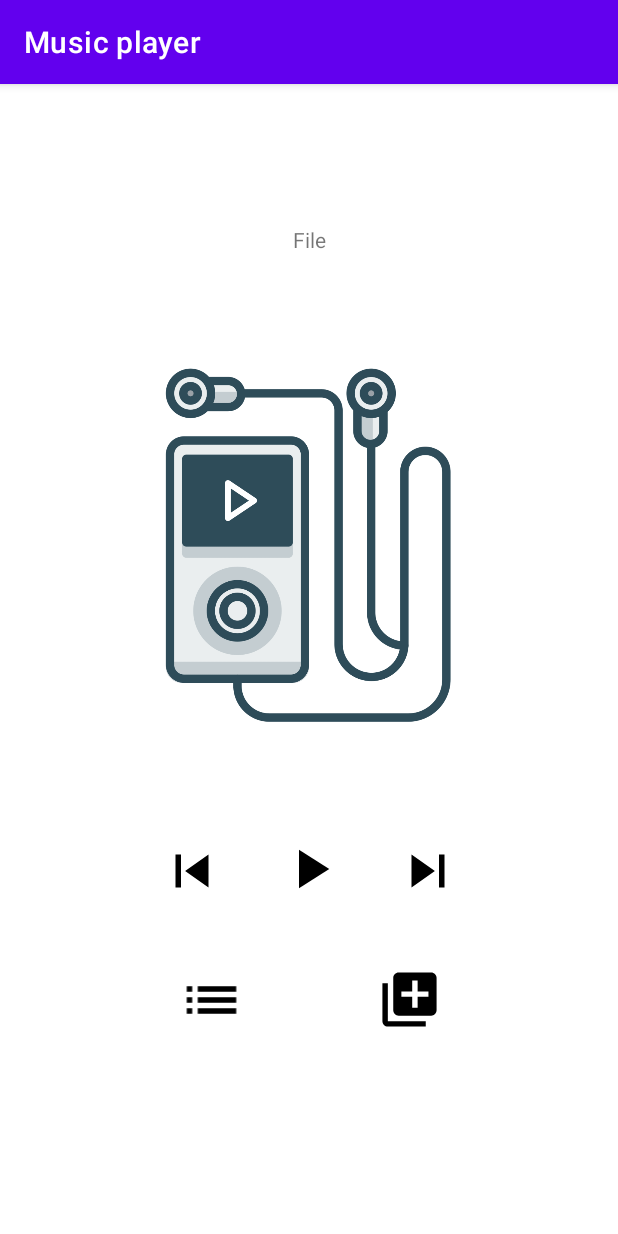
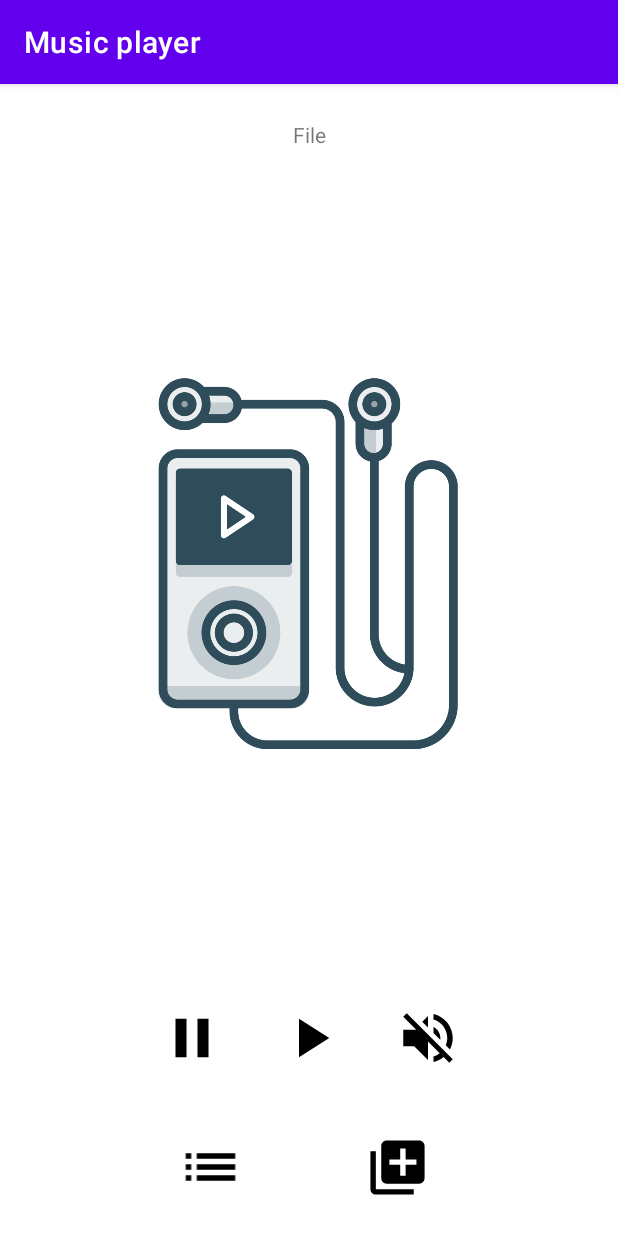
Before and after one commit to uchqunh/Musicplayer, an Android app: the screen it shows after launch (MainActivity), after a tap on an icon or button, on a phone screen of 412 x 824 dp. Run offline under Robolectric (Android 15) with nearby library versions, the phone set to English and light mode, and no system bars.

Commit message:
15102021 tun

```diff
--- a/app/src/main/AndroidManifest.xml
+++ b/app/src/main/AndroidManifest.xml
@@ -13,7 +13,6 @@
         <activity android:name=".MainActivity">
             <intent-filter>
                 <action android:name="android.intent.action.MAIN" />
-
                 <category android:name="android.intent.category.LAUNCHER" />
             </intent-filter>
         </activity>
--- a/app/src/main/java/com/example/musicplayer/MainActivity.java
+++ b/app/src/main/java/com/example/musicplayer/MainActivity.java
@@ -1,11 +1,14 @@
 package com.example.musicplayer;
 
+import androidx.annotation.Nullable;
 import androidx.appcompat.app.AppCompatActivity;
 
 import android.app.Activity;
 import android.content.ActivityNotFoundException;
 import android.content.DialogInterface;
 import android.content.Intent;
+import android.media.Image;
+import android.media.MediaPlayer;
 import android.media.browse.MediaBrowser;
 import android.net.Uri;
 import android.os.Bundle;
@@ -22,12 +25,14 @@ import java.io.File;
 public class MainActivity extends AppCompatActivity {
 
     private Activity context;
+    TextView fileName;
+    Intent intent;
+    MediaPlayer pl1;
 
     @Override
     protected void onCreate(Bundle savedInstanceState) {
         super.onCreate(savedInstanceState);
         setContentView(R.layout.activity_main);
-
         ImageView songsList = findViewById(R.id.songs_list);
         songsList.setOnClickListener(new View.OnClickListener() {
             @Override
@@ -36,24 +41,41 @@ public class MainActivity extends AppCompatActivity {
                 startActivity(listsIntent);
             }
         });
-        TextView fileName=findViewById(R.id.file_name);
+        fileName = findViewById(R.id.file_name);
         ImageView addSong = findViewById(R.id.add_song);
 
         addSong.setOnClickListener(new View.OnClickListener() {
             @Override
             public void onClick(View v) {
-                Intent intent = new Intent(Intent.ACTION_PICK);
+                intent = new Intent(Intent.ACTION_GET_CONTENT);
                 intent.setType("audio/mp3");
-                intent.setAction(Intent.ACTION_GET_CONTENT);
                 try {
-                    startActivityForResult(intent.createChooser(intent,"Select MP3"),1010);
+                    startActivityForResult(intent, 10);
+                } catch (ActivityNotFoundException e) {
 
                 }
-                catch (ActivityNotFoundException e){
 
-                }
-                fileName.setText(intent.getData().getPath());
+            }
+        });
+
+        ImageView play=findViewById(R.id.play);
+        play.setOnClickListener(new View.OnClickListener(){
+            @Override
+            public void onClick(View v){
+
             }
         });
     }
+
+    @Override
+    protected void onActivityResult(int requestCode, int resultCode, @Nullable Intent data) {
+        switch (requestCode) {
+            case 10:
+                if (resultCode == RESULT_OK) {
+                    String path = data.getData().getPath();
+                    fileName.setText(path);
+                }
+                break;
+        }
+    }
 }
--- a/app/src/main/res/layout/activity_main.xml
+++ b/app/src/main/res/layout/activity_main.xml
@@ -13,15 +13,15 @@
         android:layout_height="wrap_content"
         android:layout_marginStart="24dp"
         android:layout_marginLeft="24dp"
-        android:layout_marginTop="94dp"
+        android:layout_marginTop="24dp"
         android:layout_marginEnd="24dp"
         android:layout_marginRight="24dp"
         android:layout_marginBottom="30dp"
         android:gravity="center_horizontal"
-        android:text="File"
+        android:text="@string/music_name"
         app:layout_constraintBottom_toTopOf="@+id/imageView"
         app:layout_constraintEnd_toEndOf="parent"
-        app:layout_constraintHorizontal_bias="0.0"
+        app:layout_constraintHorizontal_bias="1.0"
         app:layout_constraintStart_toStartOf="parent"
         app:layout_constraintTop_toTopOf="parent" />
 
@@ -29,15 +29,13 @@
         android:id="@+id/imageView"
         android:layout_width="200dp"
         android:layout_height="0dp"
-        android:layout_marginTop="46dp"
-        android:layout_marginBottom="76dp"
         android:scaleX="1"
         android:scaleY="1"
-        app:layout_constraintBottom_toTopOf="@+id/imageView5"
+        app:layout_constraintBottom_toTopOf="@+id/play"
         app:layout_constraintEnd_toEndOf="parent"
         app:layout_constraintHorizontal_bias="0.497"
         app:layout_constraintStart_toStartOf="parent"
-        app:layout_constraintTop_toBottomOf="@+id/file_name"
+        app:layout_constraintTop_toTopOf="@id/file_name"
         app:srcCompat="@drawable/seekpng_com_mp3_player_png_3404589" />
 
     <ImageView
@@ -49,7 +47,7 @@
         android:layout_marginTop="42dp"
         android:layout_marginEnd="20dp"
         android:layout_marginRight="20dp"
-        android:layout_marginBottom="135dp"
+        android:layout_marginBottom="24dp"
         android:contentDescription="TODO"
         app:layout_constraintBottom_toBottomOf="parent"
         app:layout_constraintEnd_toStartOf="@+id/add_song"
@@ -64,13 +62,13 @@
         android:layout_width="70dp"
         android:layout_height="43dp"
         android:layout_marginTop="42dp"
-        android:layout_marginEnd="104dp"
-        android:layout_marginRight="104dp"
-        android:layout_marginBottom="135dp"
+        android:layout_marginEnd="112dp"
+        android:layout_marginRight="112dp"
+        android:layout_marginBottom="24dp"
         app:layout_constraintBottom_toBottomOf="parent"
         app:layout_constraintEnd_toEndOf="parent"
         app:layout_constraintTop_toBottomOf="@+id/imageView6"
-        app:layout_constraintVertical_bias="0.0"
+        app:layout_constraintVertical_bias="1.0"
         app:srcCompat="@drawable/baseline_library_add_black_24dp" />
 
     <ImageView
@@ -79,21 +77,21 @@
         android:layout_height="44dp"
         android:layout_marginStart="106dp"
         android:layout_marginLeft="106dp"
-        android:layout_marginTop="77dp"
+        android:layout_marginTop="48dp"
         android:layout_marginEnd="17dp"
         android:layout_marginRight="17dp"
-        app:layout_constraintEnd_toStartOf="@+id/imageView5"
+        app:layout_constraintEnd_toStartOf="@+id/play"
         app:layout_constraintStart_toStartOf="parent"
         app:layout_constraintTop_toBottomOf="@+id/imageView"
-        app:srcCompat="@drawable/baseline_skip_previous_black_24dp" />
+        app:srcCompat="@drawable/baseline_pause_black_24dp" />
 
     <ImageView
-        android:id="@+id/imageView5"
+        android:id="@+id/play"
         android:layout_width="44dp"
         android:layout_height="44dp"
         android:layout_marginStart="17dp"
         android:layout_marginLeft="17dp"
-        android:layout_marginTop="76dp"
+        android:layout_marginTop="48dp"
         android:layout_marginEnd="17dp"
         android:layout_marginRight="17dp"
         app:layout_constraintEnd_toStartOf="@+id/imageView6"
@@ -107,13 +105,13 @@
         android:layout_height="44dp"
         android:layout_marginStart="17dp"
         android:layout_marginLeft="17dp"
-        android:layout_marginTop="77dp"
+        android:layout_marginTop="48dp"
         android:layout_marginEnd="105dp"
         android:layout_marginRight="105dp"
         app:layout_constraintEnd_toEndOf="parent"
-        app:layout_constraintStart_toEndOf="@+id/imageView5"
+        app:layout_constraintStart_toEndOf="@+id/play"
         app:layout_constraintTop_toBottomOf="@+id/imageView"
-        app:srcCompat="@drawable/baseline_skip_next_black_24dp" />
+        app:srcCompat="@drawable/baseline_volume_off_black_24dp" />
 
 
 </androidx.constraintlayout.widget.ConstraintLayout>
--- a/app/src/main/res/values/strings.xml
+++ b/app/src/main/res/values/strings.xml
@@ -1,3 +1,4 @@
 <resources>
     <string name="app_name">Music player</string>
+    <string name="music_name">File</string>
 </resources>
```
Also changed, not shown: app/src/main/java/com/example/musicplayer/List.java (+43 -6 lines), app/src/main/java/com/example/musicplayer/Song.java (+28 -19 lines), app/src/main/java/com/example/musicplayer/SongAdapter.java (+7 -5 lines), app/src/main/res/layout/activity_list.xml (+6 -2 lines), 1 other file.
